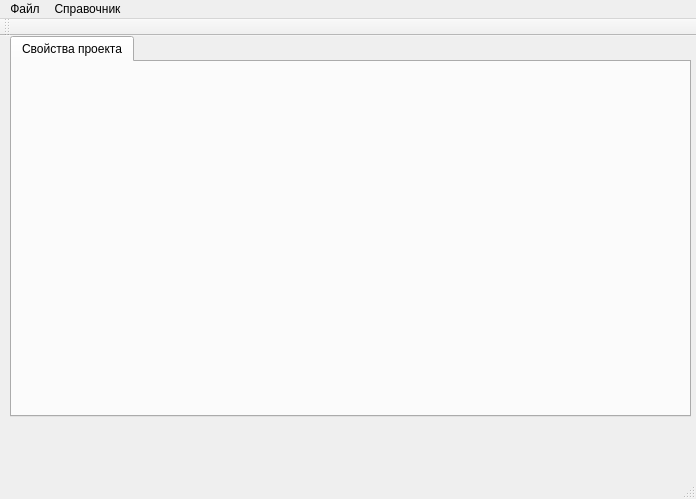
The window that mainwindow.ui (Phoenixreturn/tender) describes before a commit, drawn with Qt 5.
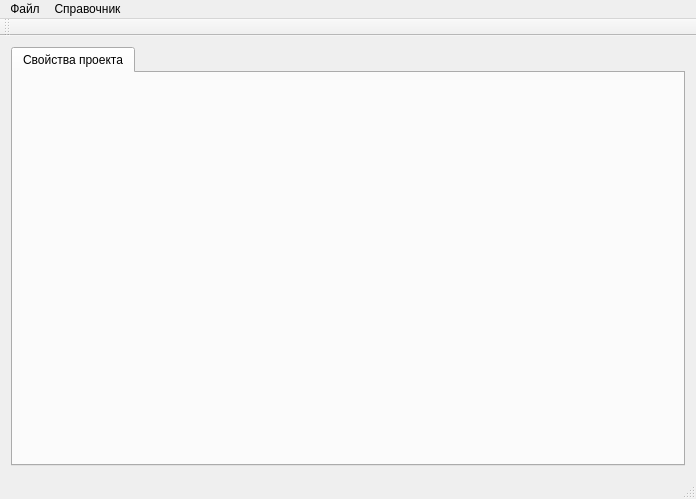
The same window after the commit.

Patch:
```diff
--- a/mainwindow.ui
+++ b/mainwindow.ui
@@ -14,15 +14,23 @@
    <string>MainWindow</string>
   </property>
   <widget class="QWidget" name="centralWidget">
+   <property name="enabled">
+    <bool>true</bool>
+   </property>
+   <property name="sizePolicy">
+    <sizepolicy hsizetype="Preferred" vsizetype="Preferred">
+     <horstretch>0</horstretch>
+     <verstretch>0</verstretch>
+    </sizepolicy>
+   </property>
+   <layout class="QVBoxLayout" name="verticalLayout_2">
+    <item>
+     <layout class="QVBoxLayout" name="verticalLayout">
+      <property name="sizeConstraint">
+       <enum>QLayout::SetDefaultConstraint</enum>
+      </property>
+      <item>
    <widget class="QTabWidget" name="tabWidget">
-    <property name="geometry">
-     <rect>
-      <x>10</x>
-      <y>0</y>
-      <width>681</width>
-      <height>381</height>
-     </rect>
-    </property>
     <property name="currentIndex">
      <number>0</number>
     </property>
@@ -32,6 +40,10 @@
      </attribute>
     </widget>
    </widget>
+      </item>
+     </layout>
+    </item>
+   </layout>
   </widget>
   <widget class="QMenuBar" name="menuBar">
    <property name="geometry">
```
Lines whose indentation alone changed are shown as unchanged.
